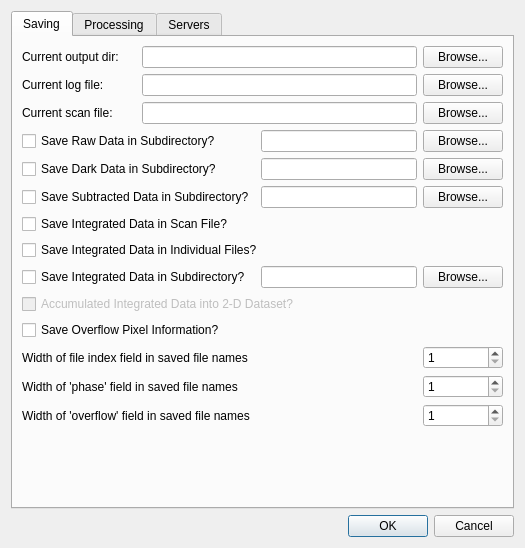
Qt form source/qxrdexperimentpreferencesdialog.ui (guyjennings/qxrd) before a commit.
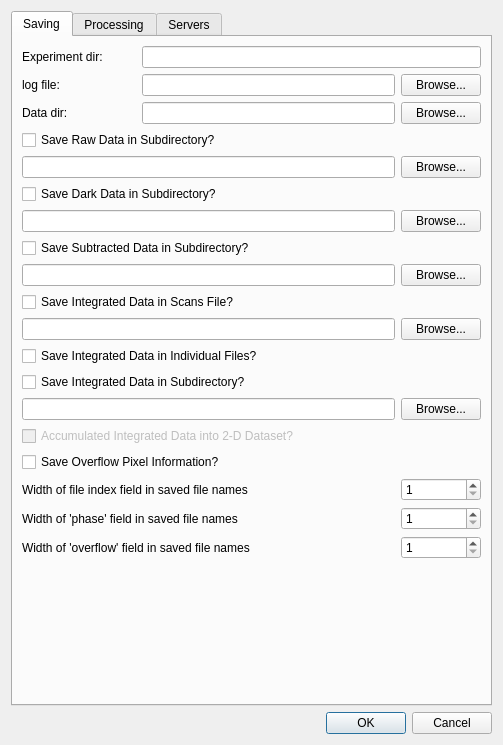
The same form after that commit.

Diff of the .ui file:
```diff
--- a/source/qxrdexperimentpreferencesdialog.ui
+++ b/source/qxrdexperimentpreferencesdialog.ui
@@ -6,8 +6,8 @@
    <rect>
     <x>0</x>
     <y>0</y>
-    <width>525</width>
-    <height>548</height>
+    <width>503</width>
+    <height>745</height>
    </rect>
   </property>
   <property name="windowTitle">
@@ -24,7 +24,7 @@
      </property>
     </widget>
    </item>
-   <item row="1" column="0">
+   <item row="0" column="0">
     <widget class="QTabWidget" name="Saving">
      <property name="currentIndex">
       <number>0</number>
@@ -34,82 +34,24 @@
        <string>Saving</string>
       </attribute>
       <layout class="QGridLayout" name="gridLayout_7">
-       <item row="9" column="0" colspan="5">
-        <widget class="QCheckBox" name="m_AccumulateIntegrated2D">
-         <property name="enabled">
-          <bool>false</bool>
-         </property>
-         <property name="text">
-          <string>Accumulated Integrated Data into 2-D Dataset?</string>
-         </property>
-         <property name="checkable">
-          <bool>true</bool>
-         </property>
-        </widget>
+       <item row="9" column="0" colspan="4">
+        <widget class="QLineEdit" name="m_SaveDarkSubdir"/>
        </item>
-       <item row="8" column="0" colspan="2">
-        <widget class="QCheckBox" name="m_SaveIntegratedInSubdir">
+       <item row="13" column="4">
+        <widget class="QPushButton" name="m_IntegratedScansFileBrowse">
          <property name="text">
-          <string>Save Integrated Data in Subdirectory?</string>
-         </property>
-        </widget>
-       </item>
-       <item row="3" column="4">
-        <widget class="QPushButton" name="m_SaveRawBrowse">
-         <property name="text">
           <string>Browse...</string>
          </property>
         </widget>
        </item>
-       <item row="12" column="0" colspan="4">
-        <widget class="QLabel" name="label_11">
-         <property name="text">
-          <string>Width of 'phase' field in saved file names</string>
-         </property>
-        </widget>
-       </item>
-       <item row="12" column="4">
-        <widget class="QSpinBox" name="m_FilePhaseWidth">
-         <property name="minimum">
-          <number>1</number>
-         </property>
-         <property name="maximum">
-          <number>20</number>
-         </property>
-        </widget>
-       </item>
-       <item row="5" column="0" colspan="2">
-        <widget class="QCheckBox" name="m_SaveSubtractedInSubdir">
-         <property name="text">
-          <string>Save Subtracted Data in Subdirectory?</string>
-         </property>
-        </widget>
-       </item>
-       <item row="0" column="4">
-        <widget class="QPushButton" name="m_CurrentOutputBrowse">
-         <property name="text">
-          <string>Browse...</string>
-         </property>
-        </widget>
-       </item>
-       <item row="0" column="1" colspan="3">
-        <widget class="QLineEdit" name="m_CurrentOutputDirectory"/>
-       </item>
        <item row="0" column="0">
         <widget class="QLabel" name="label_2">
          <property name="text">
-          <string>Current output dir:</string>
+          <string>Experiment dir:</string>
          </property>
         </widget>
        </item>
-       <item row="8" column="4">
-        <widget class="QPushButton" name="m_SaveIntegratedBrowse">
-         <property name="text">
-          <string>Browse...</string>
-         </property>
-        </widget>
-       </item>
-       <item row="14" column="1">
+       <item row="23" column="1">
         <spacer name="verticalSpacer_5">
          <property name="orientation">
           <enum>Qt::Vertical</enum>
@@ -122,24 +64,14 @@
          </property>
         </spacer>
        </item>
-       <item row="3" column="0" colspan="2">
-        <widget class="QCheckBox" name="m_SaveRawInSubdir">
-         <property name="text">
-          <string>Save Raw Data in Subdirectory?</string>
-         </property>
-        </widget>
-       </item>
-       <item row="8" column="2" colspan="2">
-        <widget class="QLineEdit" name="m_SaveIntegratedSubdir"/>
-       </item>
-       <item row="6" column="0" colspan="4">
+       <item row="12" column="0" colspan="4">
         <widget class="QCheckBox" name="m_SaveIntegratedInLogFile">
          <property name="text">
-          <string>Save Integrated Data in Scan File?</string>
+          <string>Save Integrated Data in Scans File?</string>
          </property>
         </widget>
        </item>
-       <item row="10" column="0" colspan="5">
+       <item row="19" column="0" colspan="5">
         <widget class="QCheckBox" name="m_SaveOverflowFiles">
          <property name="enabled">
           <bool>true</bool>
@@ -155,7 +87,7 @@
          </property>
         </widget>
        </item>
-       <item row="11" column="0" colspan="4">
+       <item row="20" column="0" colspan="4">
         <widget class="QLabel" name="label_3">
          <property name="text">
           <string>Width of file index field in saved file names</string>
@@ -165,38 +97,18 @@
        <item row="1" column="0">
         <widget class="QLabel" name="label_10">
          <property name="text">
-          <string>Current log file:</string>
+          <string>log file:</string>
          </property>
         </widget>
        </item>
        <item row="1" column="1" colspan="3">
-        <widget class="QLineEdit" name="m_CurrentLogFile"/>
-       </item>
-       <item row="5" column="2" colspan="2">
-        <widget class="QLineEdit" name="m_SaveSubtractedSubdir"/>
-       </item>
-       <item row="4" column="4">
-        <widget class="QPushButton" name="m_SaveDarkBrowse">
-         <property name="text">
-          <string>Browse...</string>
+        <widget class="QLineEdit" name="m_CurrentLogFile">
+         <property name="toolTip">
+          <string>Log file path (relative to experiment dir)</string>
          </property>
         </widget>
        </item>
-       <item row="7" column="0" colspan="4">
-        <widget class="QCheckBox" name="m_SaveIntegratedInSeparateFiles">
-         <property name="text">
-          <string>Save Integrated Data in Individual Files?</string>
-         </property>
-        </widget>
-       </item>
-       <item row="5" column="4">
-        <widget class="QPushButton" name="m_SaveSubtractedBrowse">
-         <property name="text">
-          <string>Browse...</string>
-         </property>
-        </widget>
-       </item>
-       <item row="11" column="4">
+       <item row="20" column="4">
         <widget class="QSpinBox" name="m_FileIndexWidth">
          <property name="minimum">
           <number>1</number>
@@ -206,30 +118,27 @@
          </property>
         </widget>
        </item>
-       <item row="13" column="0" colspan="4">
+       <item row="22" column="4">
+        <widget class="QSpinBox" name="m_FileOverflowWidth">
+         <property name="minimum">
+          <number>1</number>
+         </property>
+         <property name="maximum">
+          <number>20</number>
+         </property>
+        </widget>
+       </item>
+       <item row="22" column="0" colspan="4">
         <widget class="QLabel" name="label_12">
          <property name="text">
           <string>Width of 'overflow' field in saved file names</string>
          </property>
         </widget>
        </item>
-       <item row="13" column="4">
-        <widget class="QSpinBox" name="m_FileOverflowWidth">
-         <property name="minimum">
-          <number>1</number>
-         </property>
-         <property name="maximum">
-          <number>20</number>
-         </property>
-        </widget>
-       </item>
-       <item row="4" column="2" colspan="2">
-        <widget class="QLineEdit" name="m_SaveDarkSubdir"/>
-       </item>
-       <item row="4" column="0" colspan="2">
-        <widget class="QCheckBox" name="m_SaveDarkInSubdir">
+       <item row="2" column="0">
+        <widget class="QLabel" name="label_4">
          <property name="text">
-          <string>Save Dark Data in Subdirectory?</string>
+          <string>Data dir:</string>
          </property>
         </widget>
        </item>
@@ -238,20 +147,55 @@
          <property name="text">
           <string>Browse...</string>
          </property>
-        </widget>
-       </item>
-       <item row="3" column="2" colspan="2">
-        <widget class="QLineEdit" name="m_SaveRawSubdir"/>
-       </item>
-       <item row="2" column="0">
-        <widget class="QLabel" name="label_13">
          <property name="text">
-          <string>Current scan file:</string>
+          <string>Browse...</string>
          </property>
         </widget>
        </item>
        <item row="2" column="1" colspan="3">
-        <widget class="QLineEdit" name="m_CurrentScanFile"/>
+        <widget class="QLineEdit" name="m_DataDirectory">
+         <property name="toolTip">
+          <string>Directory where data files are saved 
+(relative to experiment dir)</string>
+         </property>
+         <property name="readOnly">
+          <bool>false</bool>
+         </property>
+        </widget>
+       </item>
+       <item row="16" column="0" colspan="4">
+        <widget class="QLineEdit" name="m_SaveIntegratedSubdir"/>
+       </item>
+       <item row="6" column="4">
+        <widget class="QPushButton" name="m_SaveRawBrowse">
+         <property name="text">
+          <string>Browse...</string>
+         </property>
+        </widget>
+       </item>
+       <item row="10" column="0" colspan="2">
+        <widget class="QCheckBox" name="m_SaveSubtractedInSubdir">
+         <property name="text">
+          <string>Save Subtracted Data in Subdirectory?</string>
+         </property>
+        </widget>
+       </item>
+       <item row="21" column="0" colspan="4">
+        <widget class="QLabel" name="label_11">
+         <property name="text">
+          <string>Width of 'phase' field in saved file names</string>
+         </property>
+        </widget>
+       </item>
+       <item row="21" column="4">
+        <widget class="QSpinBox" name="m_FilePhaseWidth">
+         <property name="minimum">
+          <number>1</number>
+         </property>
+         <property name="maximum">
+          <number>20</number>
+         </property>
+        </widget>
        </item>
        <item row="2" column="4">
         <widget class="QPushButton" name="m_CurrentScanFileBrowse">
@@ -260,6 +204,92 @@
          </property>
         </widget>
        </item>
+       <item row="9" column="4">
+        <widget class="QPushButton" name="m_SaveDarkBrowse">
+         <property name="text">
+          <string>Browse...</string>
+         </property>
+        </widget>
+       </item>
+       <item row="6" column="0" colspan="4">
+        <widget class="QLineEdit" name="m_SaveRawSubdir"/>
+       </item>
+       <item row="16" column="4">
+        <widget class="QPushButton" name="m_SaveIntegratedBrowse">
+         <property name="text">
+          <string>Browse...</string>
+         </property>
+        </widget>
+       </item>
+       <item row="11" column="0" colspan="4">
+        <widget class="QLineEdit" name="m_SaveSubtractedSubdir"/>
+       </item>
+       <item row="11" column="4">
+        <widget class="QPushButton" name="m_SaveSubtractedBrowse">
+         <property name="text">
+          <string>Browse...</string>
+         </property>
+        </widget>
+       </item>
+       <item row="13" column="0" colspan="4">
+        <widget class="QLineEdit" name="m_IntegratedScansFile">
+         <property name="toolTip">
+          <string>Integrated Scans File (relative to data directory)</string>
+         </property>
+        </widget>
+       </item>
+       <item row="5" column="0" colspan="5">
+        <widget class="QCheckBox" name="m_SaveRawInSubdir">
+         <property name="text">
+          <string>Save Raw Data in Subdirectory?</string>
+         </property>
+        </widget>
+       </item>
+       <item row="7" column="0" colspan="5">
+        <widget class="QCheckBox" name="m_SaveDarkInSubdir">
+         <property name="text">
+          <string>Save Dark Data in Subdirectory?</string>
+         </property>
+        </widget>
+       </item>
+       <item row="14" column="0" colspan="5">
+        <widget class="QCheckBox" name="m_SaveIntegratedInSeparateFiles">
+         <property name="text">
+          <string>Save Integrated Data in Individual Files?</string>
+         </property>
+        </widget>
+       </item>
+       <item row="15" column="0" colspan="5">
+        <widget class="QCheckBox" name="m_SaveIntegratedInSubdir">
+         <property name="text">
+          <string>Save Integrated Data in Subdirectory?</string>
+         </property>
+        </widget>
+       </item>
+       <item row="17" column="0" colspan="5">
+        <widget class="QCheckBox" name="m_AccumulateIntegrated2D">
+         <property name="enabled">
+          <bool>false</bool>
+         </property>
+         <property name="text">
+          <string>Accumulated Integrated Data into 2-D Dataset?</string>
+         </property>
+         <property name="checkable">
+          <bool>true</bool>
+         </property>
+        </widget>
+       </item>
+       <item row="0" column="1" colspan="4">
+        <widget class="QLineEdit" name="m_ExperimentDirectory">
+         <property name="toolTip">
+          <string>Directory where experiment file is saved
+Change only by saving a new experiment</string>
+         </property>
+         <property name="readOnly">
+          <bool>true</bool>
+         </property>
+        </widget>
+       </item>
       </layout>
      </widget>
      <widget class="QWidget" name="tab_3">
```
Left out of the diff: 9 changed lines with no effect on the pictures.
